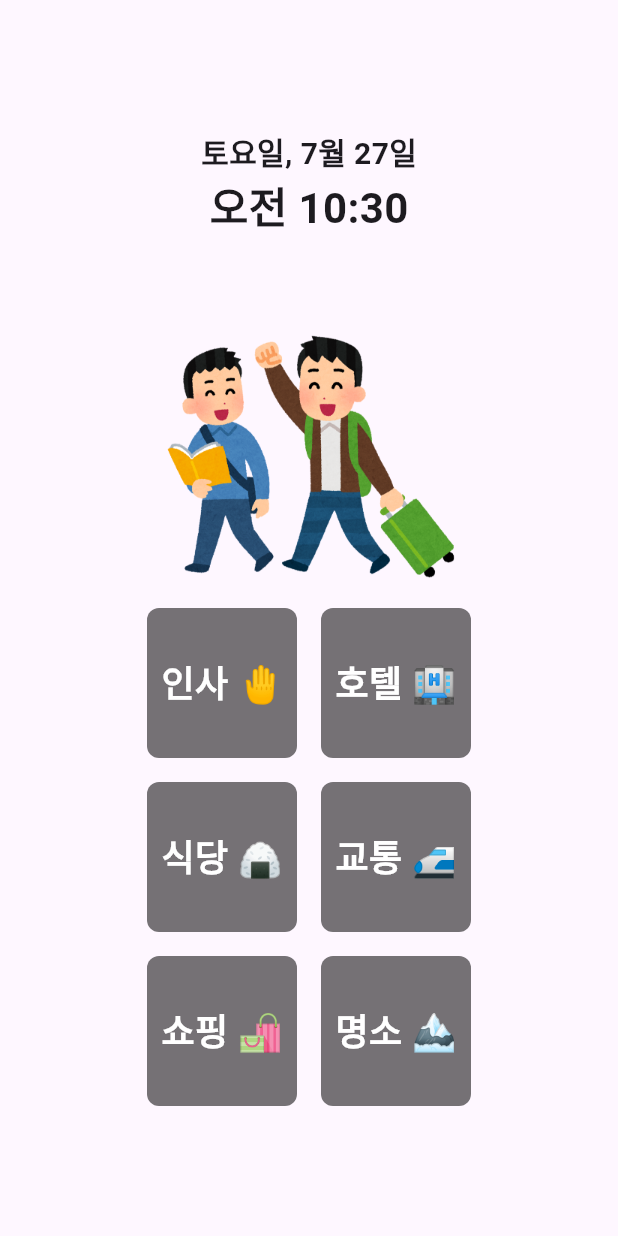
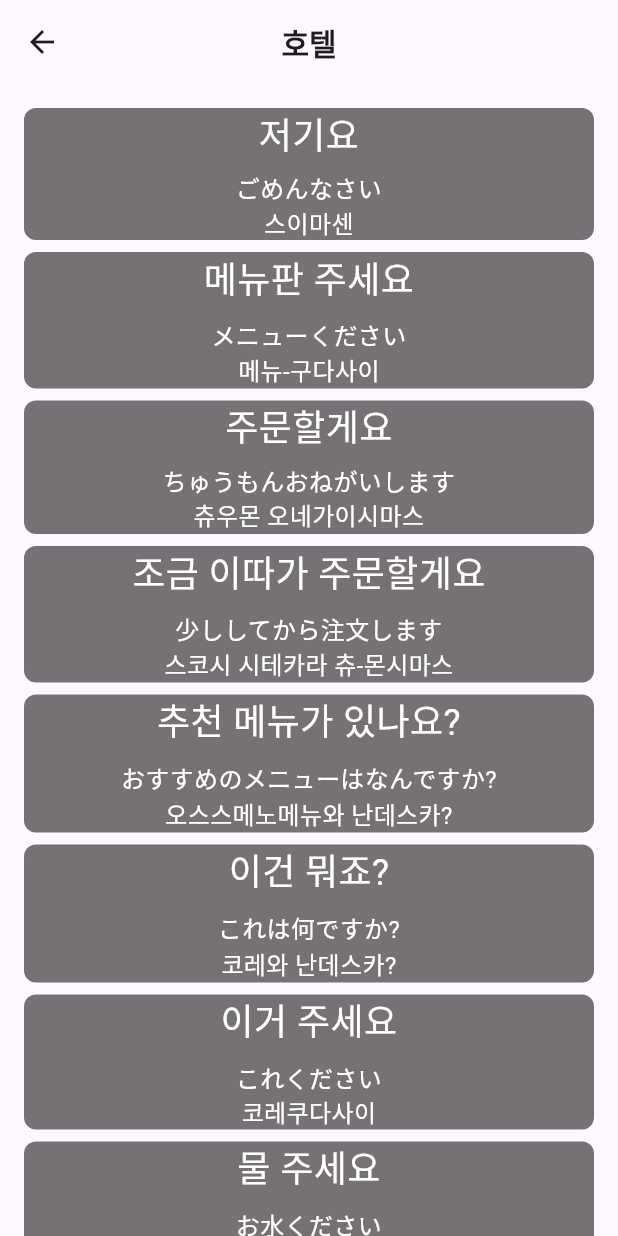
Before and after one commit to chanbeenkim/easyJapanese, a Flutter app: the screen it shows after launch, after a tap on "식당 🍙", on a phone screen of 412 x 824 dp. Run offline on Flutter 3.47's test engine with Material 3 defaults, Android fonts, the phone set to English and light mode, and no system bars; our stand-ins replace audioplayers, flutter_riverpod; Roboto replaces fonts that are missing (MinSans).

Commit message:
✨feat: 식당 카테고리 페이지 구현

```diff
--- /dev/null
+++ b/lib/view/category/restaurant_page.dart
@@ -0,0 +1,130 @@
+import 'package:audioplayers/audioplayers.dart';
+import 'package:easy/view/widgets/japanese_card_widget.dart';
+import 'package:flutter/material.dart';
+import 'package:flutter_riverpod/flutter_riverpod.dart';
+
+class RestaurantPage extends ConsumerWidget {
+  const RestaurantPage({super.key});
+
+  @override
+  Widget build(BuildContext context, WidgetRef ref) {
+    final audioPlayer = AudioPlayer();
+    final List<Map<String, String>> greetings = [
+      {
+        'audio': 'sounds/greetings/sorry.mp3',
+        'title': '저기요',
+        'subTitle': '스이마센',
+        'jTitle': 'ごめんなさい'
+      },
+      {
+        'audio': 'sounds/restaurant/menu.mp3',
+        'title': '메뉴판 주세요',
+        'subTitle': '메뉴-구다사이',
+        'jTitle': 'メニューください'
+      },
+      {
+        'audio': 'sounds/restaurant/order.mp3',
+        'title': '주문할게요',
+        'subTitle': '츄우몬 오네가이시마스',
+        'jTitle': 'ちゅうもんおねがいします'
+      },
+      {
+        'audio': 'sounds/restaurant/order_later.mp3',
+        'title': '조금 이따가 주문할게요',
+        'subTitle': '스코시 시테카라 츄-몬시마스',
+        'jTitle': '少ししてから注文します'
+      },
+      {
+        'audio': 'sounds/restaurant/recommend_menu.mp3',
+        'title': '추천 메뉴가 있나요?',
+        'subTitle': '오스스메노메뉴와 난데스카?',
+        'jTitle': 'おすすめのメニューはなんですか?'
+      },
+      {
+        'audio': 'sounds/restaurant/what_is_this.mp3',
+        'title': '이건 뭐죠?',
+        'subTitle': '코레와 난데스카?',
+        'jTitle': 'これは何ですか?'
+      },
+      {
+        'audio': 'sounds/restaurant/give_me_this.mp3',
+        'title': '이거 주세요',
+        'subTitle': '코레쿠다사이',
+        'jTitle': 'これください'
+      },
+      {
+        'audio': 'sounds/restaurant/water_please.mp3',
+        'title': '물 주세요',
+        'subTitle': '오미즈쿠다사이',
+        'jTitle': 'お水ください'
+      },
+      {
+        'audio': 'sounds/restaurant/how_long.mp3',
+        'title': '얼마나 기다려야 하나요?',
+        'subTitle': '도레쿠라이 마타나이토 이케마센카?',
+        'jTitle': 'どれくらい待たないといけませんか?'
+      },
+      {
+        'audio': 'sounds/restaurant/restroom.mp3',
+        'title': '화장실은 어디에요?',
+        'subTitle': '토이레와 도코데스카?',
+        'jTitle': 'トイレはどこですか?'
+      },
+      {
+        'audio': 'sounds/restaurant/refill.mp3',
+        'title': '이거 리필해주세요',
+        'subTitle': '코레, 오카와리오네가이시마스',
+        'jTitle': 'これ、おかわりお願いします?'
+      },
+      {
+        'audio': 'sounds/restaurant/bill.mp3',
+        'title': '계산서 주세요',
+        'subTitle': '오카케이 오네가이시마스',
+        'jTitle': 'お会計お願いします'
+      },
+      {
+        'audio': 'sounds/restaurant/pay.mp3',
+        'title': '계산해주세요',
+        'subTitle': '오칸죠오 오네가이시마스',
+        'jTitle': 'お勘定をお願いします'
+      },
+    ];
+
+    return Scaffold(
+      appBar: AppBar(
+        title: const Text(
+          '호텔',
+          style: TextStyle(
+            fontSize: 20,
+            fontWeight: FontWeight.w600,
+          ),
+        ),
+        centerTitle: true,
+      ),
+      body: SingleChildScrollView(
+        child: Center(
+          child: Padding(
+            padding: const EdgeInsets.all(16.0),
+            child: Column(
+              mainAxisAlignment: MainAxisAlignment.center,
+              children: greetings.map((greeting) {
+                return Column(
+                  children: [
+                    JapaneseCardWidget(
+                      japaneseAudio: greeting['audio']!,
+                      title: greeting['title']!,
+                      subTitle: greeting['subTitle']!,
+                      jTitle: greeting['jTitle']!,
+                      audioPlayer: audioPlayer,
+                    ),
+                    const SizedBox(height: 8),
+                  ],
+                );
+              }).toList(),
+            ),
+          ),
+        ),
+      ),
+    );
+  }
+}
--- a/lib/view/page/main_page.dart
+++ b/lib/view/page/main_page.dart
@@ -1,9 +1,9 @@
 import 'package:easy/util/date_time_util.dart';
 import 'package:easy/view/category/hello_page.dart';
 import 'package:easy/view/category/hotel_page.dart';
+import 'package:easy/view/category/restaurant_page.dart';
 import 'package:easy/view/widgets/japanese_home_card_widget.dart';
 import 'package:flutter/material.dart';
-import 'package:intl/intl.dart';
 
 class MainPage extends StatelessWidget {
   const MainPage({super.key});
@@ -65,7 +65,10 @@ class MainPage extends StatelessWidget {
             children: [
               JapaneseHomeCardWidget(
                 title: '식당 🍙',
-                onTap: () {},
+                onTap: () {
+                  Navigator.of(context).push(MaterialPageRoute(
+                      builder: (context) => const RestaurantPage()));
+                },
               ),
               const SizedBox(width: 16),
               JapaneseHomeCardWidget(
--- a/pubspec.yaml
+++ b/pubspec.yaml
@@ -69,6 +69,7 @@ flutter:
     - assets/images/
     - assets/sounds/greetings/
     - assets/sounds/hotel/
+    - assets/sounds/restaurant/
 
   # An image asset can refer to one or more resolution-specific "variants", see
   # https://flutter.dev/assets-and-images/#resolution-aware
```
Also changed, not shown: 13 other files.
